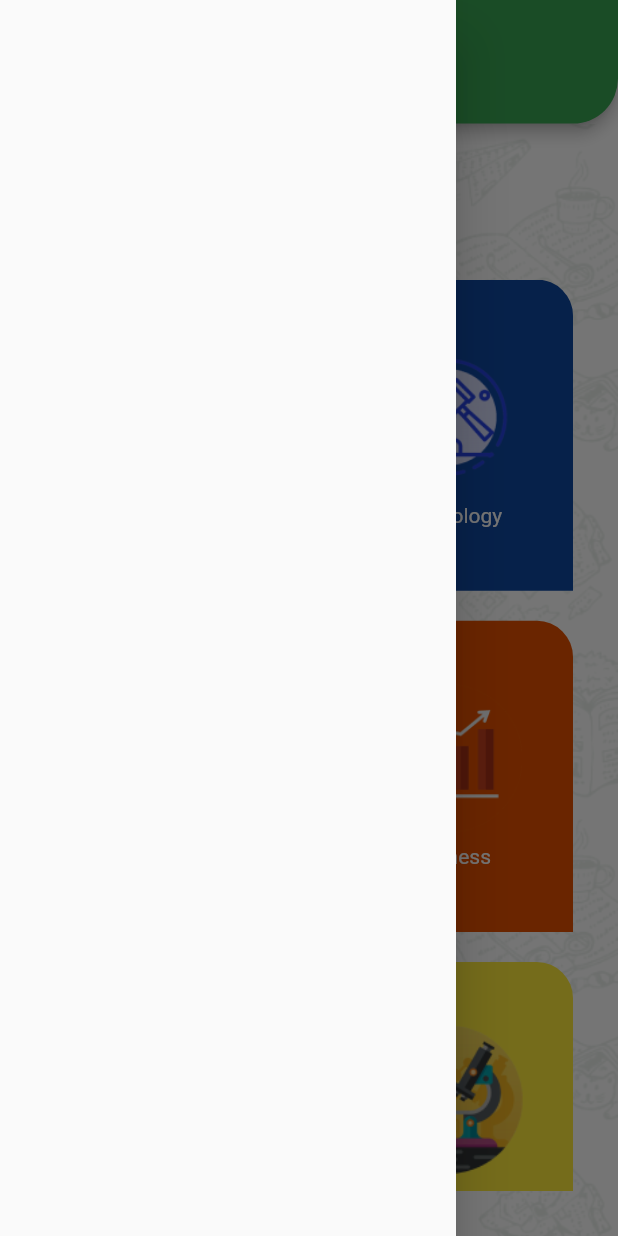
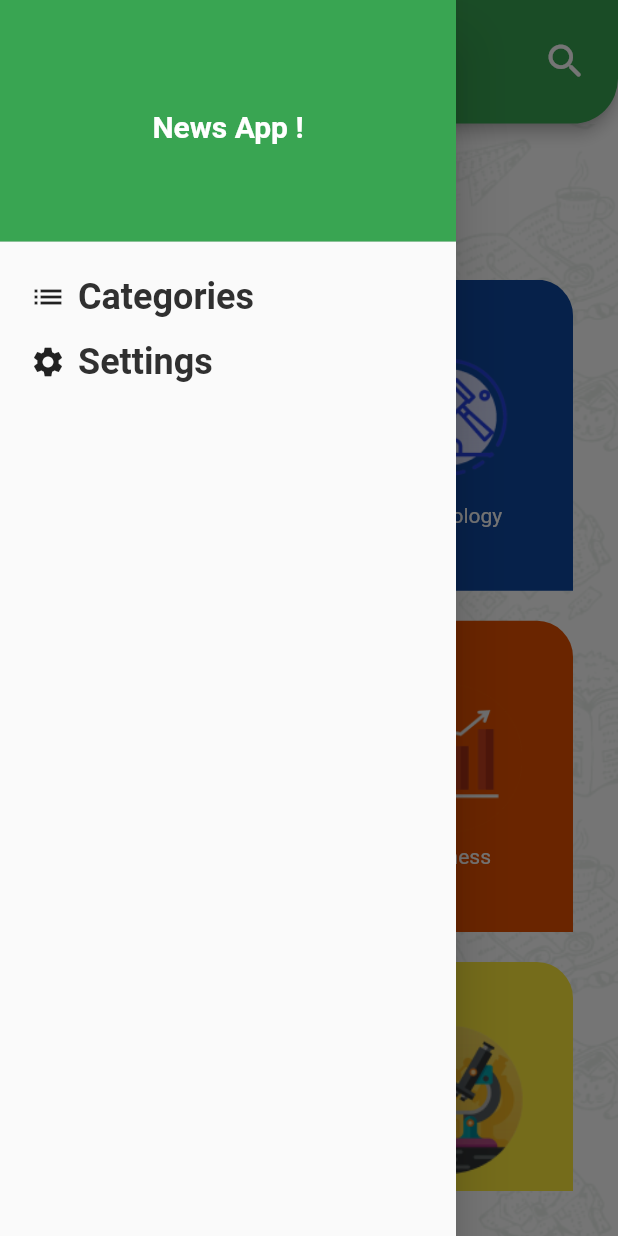
Before and after one commit to meslhy/WorldNews, a Flutter app: the screen it shows after launch, with the side drawer open, on a phone screen of 412 x 824 dp. Run offline on Flutter 3.47's test engine with Material 2 defaults, Android fonts, the phone set to English and light mode, and no system bars; our stand-ins replace google_fonts, shared_preferences, webview_flutter; network calls fail.

```diff
--- a/lib/main.dart
+++ b/lib/main.dart
@@ -1,7 +1,9 @@
 import 'dart:convert';
 
 import 'package:flutter/material.dart';
+import 'package:flutter/services.dart';
 import 'package:news_app/ui/screens/home/home_screen.dart';
+import 'package:news_app/ui/screens/search/search_screen.dart';
 import 'package:news_app/ui/screens/splash/splash_screen.dart';
 import 'package:news_app/ui/utils/app_colors.dart';
 import 'package:news_app/ui/utils/app_theme.dart';
@@ -16,12 +18,15 @@ class MyApp extends StatelessWidget {
   @override
   Widget build(BuildContext context) {
 
+    // SystemChrome.setEnabledSystemUIMode(SystemUiMode.immersive );
     return MaterialApp(
+      debugShowCheckedModeBanner: false,
       theme: AppTheme.lightTheme,
       themeMode: ThemeMode.light ,
     routes: {
       HomeScreen.roteName :(context) => HomeScreen(),
       SplashScreen.roteName :(context) => SplashScreen(),
+      SearchScreen.roteName :(context) => SearchScreen(),
 
     },
       initialRoute:SplashScreen.roteName ,
--- a/lib/ui/screens/home/home_screen.dart
+++ b/lib/ui/screens/home/home_screen.dart
@@ -4,7 +4,10 @@ import 'package:news_app/data/model/category_dm/category_dm.dart';
 import 'package:news_app/ui/screens/home/tabs/categories_tab/categories_tab.dart';
 import 'package:news_app/ui/screens/home/tabs/news_tab/news_list.dart';
 import 'package:news_app/ui/screens/home/tabs/news_tab/news_tab.dart';
+import 'package:news_app/ui/screens/home/tabs/settings_tab/settings_screen.dart';
+import 'package:news_app/ui/screens/search/search_screen.dart';
 import 'package:news_app/ui/utils/app_assets.dart';
+import 'package:news_app/ui/utils/app_colors.dart';
 
 class HomeScreen extends StatefulWidget {
   static const String roteName = "HomeRoute";
@@ -16,11 +19,13 @@ class HomeScreen extends StatefulWidget {
 
 class _HomeScreenState extends State<HomeScreen> {
    late Widget currentWidget;
+   late Widget categoriesTab;
 
   @override
   void initState() {
     super.initState();
-    currentWidget = CategoriesTab(onCategoriesClick: setCategory);
+    categoriesTab = CategoriesTab(onCategoriesClick: setCategory);
+    currentWidget = categoriesTab;
   }
   @override
   Widget build(BuildContext context) {
@@ -35,24 +40,34 @@ class _HomeScreenState extends State<HomeScreen> {
             return Future.value(true);
           }
         },
-        child: SafeArea(
         child: Scaffold(
           appBar: AppBar(
-              title: Text("News App"),
+            title: const Text("News App"),
             toolbarHeight: MediaQuery.of(context).size.height * .1,
+            actions: [
+              InkWell(
+                onTap: (){
+                  Navigator.pushNamed(context, SearchScreen.roteName);
+                },
+                child:const Icon(
+                    Icons.search_rounded,
+                  size: 30,
+                ),
+              ),
+              SizedBox(width: 20,),
+            ],
           ),
           drawer: Drawer(
             child: buildDrawer(),
           ),
           body: Container(
-              constraints: BoxConstraints.expand(),
+            constraints: const BoxConstraints.expand(),
             decoration: const BoxDecoration(
               image: DecorationImage(
                   image: AssetImage(AppAssets.splashBackground),
                   fit: BoxFit.cover),
             ),
             child: currentWidget,
-            ),
           ),
         ),
     );
@@ -64,7 +79,46 @@ class _HomeScreenState extends State<HomeScreen> {
   }
 
   buildDrawer() {
-
+    return Column(
+      children: [
+        DrawerHeader(
+          decoration:const BoxDecoration(color: AppColors.primary ),
+            child:Center(
+                child: Text(
+                  "News App !" ,
+                  style: Theme.of(context).textTheme.labelLarge?.copyWith(color: AppColors.white),
+                ),
+            ),
+        ),
+        const SizedBox(height: 15,),
+        buildDrawerRow(Icons.list , "Categories" , (){
+          currentWidget = categoriesTab;
+          Navigator.pop(context);
+          setState(() {});
+        }),
+        const SizedBox(height: 15,),
+        buildDrawerRow(Icons.settings , "Settings" , (){
+          currentWidget = SettingsScreen();
+          Navigator.pop(context);
+          setState(() {});
+        }),
+      ],
+    );
+  }
+   buildDrawerRow(IconData iconData, String title, Function onClick) {
+     return InkWell(
+       onTap: () {
+         onClick();
+       },
+       child: Row(
+         children: [
+           const SizedBox(width: 20,),
+           Icon(iconData ,size: 24),
+           const SizedBox(width: 8,),
+           Text(title , style: Theme.of(context).textTheme.labelLarge?.copyWith(fontSize:24 ),),
+         ],
+       ),
+     );
    }
 
 }
--- a/lib/ui/screens/home/tabs/news_tab/news_tab.dart
+++ b/lib/ui/screens/home/tabs/news_tab/news_tab.dart
@@ -44,7 +44,7 @@ class _NewsTabState extends State<NewsTab> with TickerProviderStateMixin{
         children: [
           TabBar(
             onTap: (index) {
-              currentTabIndex = index;
+              currentTabIndex = index ;
               setState(() {});
             },
             isScrollable: true,
--- a/lib/ui/utils/app_colors.dart
+++ b/lib/ui/utils/app_colors.dart
@@ -6,6 +6,7 @@ abstract class AppColors{
   static const Color transparent = Colors.transparent;
   static const Color white = Colors.white;
   static const Color grey = Color(0xff42505C);
+  static const Color greyGreen = Color(0xff39A552);
   static const Color dateColor = Color(0xffA3A3A3);
 
 }
```
Also changed, not shown: lib/data/model/api_manager.dart (+4 -3 lines), lib/ui/screens/home/tabs/news_tab/article_details/article_details.dart (+7 -10 lines), lib/ui/screens/home/tabs/news_tab/news_list.dart (+9 -2 lines), lib/ui/screens/home/tabs/settings_tab/settings_screen.dart (added, +72 -0 lines), lib/ui/screens/search/search_screen.dart (added, +92 -0 lines), lib/ui/widgets/article_widget.dart (+7 -11 lines), 6 other files. Lines whose indentation alone changed are shown as unchanged.
